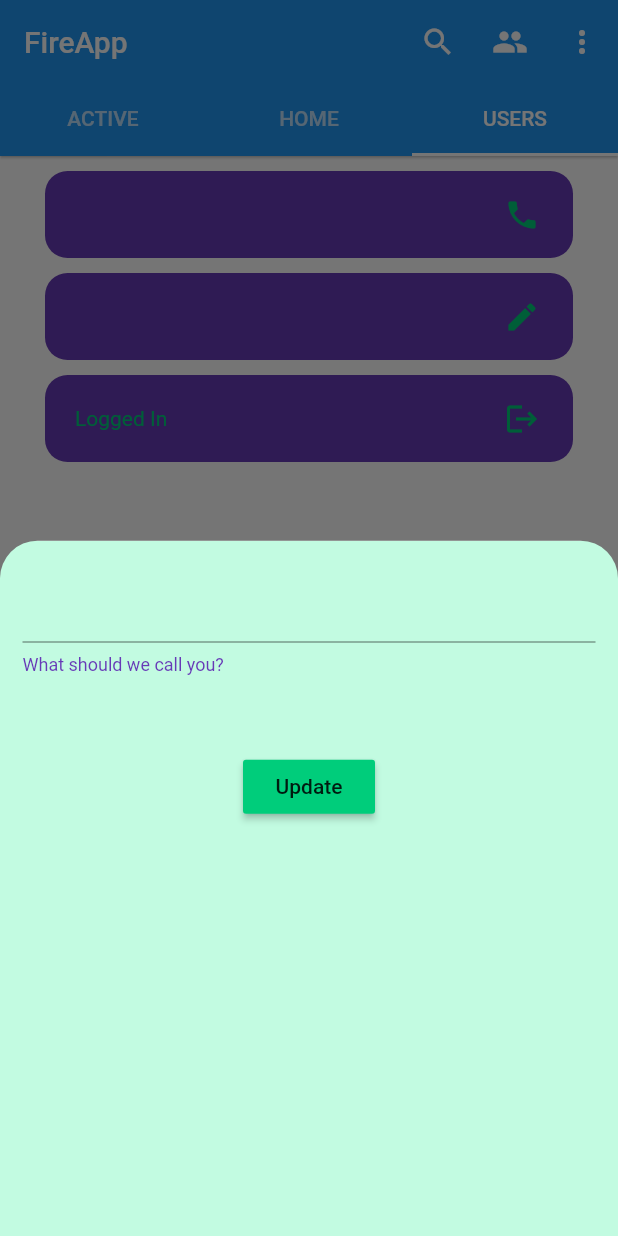
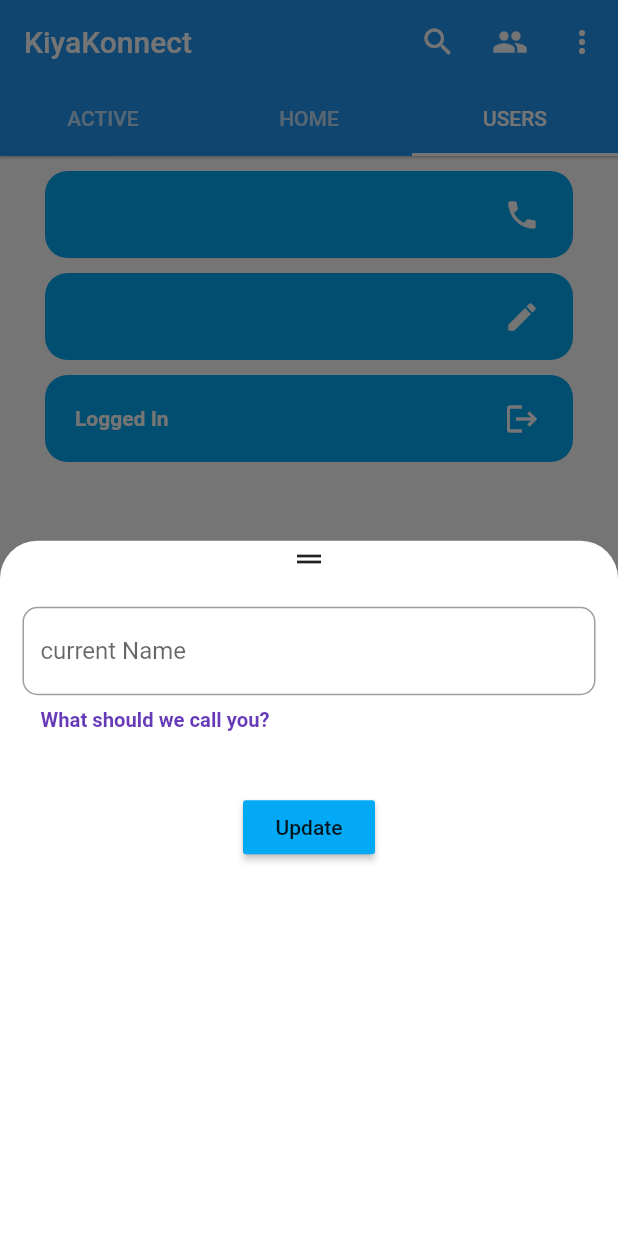
Before and after one commit to captainrogers69/FireApp, a Flutter app: the screen it shows once a user with an empty profile is signed in, tab 3 chosen, after a tap on the "edit" icon, on a phone screen of 412 x 824 dp. Run offline on Flutter 3.47's test engine with Material 2 defaults, Android fonts, the phone set to English and light mode, and no system bars; our stand-ins replace camera, cloud_firestore, firebase_auth, firebase_core, flutter_hooks, fluttertoast and 1 more; accounts and stored records are empty.

Commit message:
available groups done

```diff
--- a/lib/group_chats/group_chat_room.dart
+++ b/lib/group_chats/group_chat_room.dart
@@ -4,9 +4,9 @@ import 'package:flutter/material.dart';
 import 'package:flutterwhatsapp/group_chats/group_info.dart';
 
 class GroupChatRoom extends StatelessWidget {
-  final String groupChatId, groupName;
+  final String groupChatId, groupName, message;
 
-  GroupChatRoom({@required this.groupName, @required this.groupChatId, Key key})
+  GroupChatRoom({@required this.groupName, @required this.groupChatId, @required this.message, Key key})
       : super(key: key);
 
   final TextEditingController _message = TextEditingController();
@@ -61,7 +61,7 @@ class GroupChatRoom extends StatelessWidget {
       ),
       body: SingleChildScrollView(
         child: Column(
-          children: [
+          children: [ Text(message),
             Container(
               height: size.height / 1.27,
               width: size.width,
--- a/lib/pages/user.dart
+++ b/lib/pages/user.dart
@@ -23,7 +23,7 @@ class UserScreen extends HookWidget {
               actionWidget: IconButton(
                 icon: Icon(
                   Icons.phone,
-                  color: Color(0xff00cd7b),
+                  color: Colors.white,
                 ),
                 onPressed: () {},
               ),
@@ -33,7 +33,7 @@ class UserScreen extends HookWidget {
               actionWidget: IconButton(
                 icon: Icon(
                   Icons.edit,
-                  color: Color(0xff00cd7b),
+                  color: Colors.white,
                 ),
                 onPressed: () {
                   showModalBottomSheet(
@@ -55,7 +55,7 @@ class UserScreen extends HookWidget {
               actionWidget: IconButton(
                 icon: Icon(
                   Icons.logout,
-                  color: Color(0xff00cd7b),
+                  color: Colors.white,
                 ),
                 onPressed: () {
                   showDialog(
--- a/lib/whatsapp_home.dart
+++ b/lib/whatsapp_home.dart
@@ -18,7 +18,7 @@ class WhatsAppHome extends HookWidget {
       child: Scaffold(
         appBar: AppBar(
           backgroundColor: Colors.blue,
-          title: Text("FireApp"),
+          title: Text("KiyaKonnect"),
           automaticallyImplyLeading: false,
           elevation: 0.7,
           bottom: TabBar(
--- a/lib/widgets/user_edit_bottom_sheet.dart
+++ b/lib/widgets/user_edit_bottom_sheet.dart
@@ -10,32 +10,45 @@ class UserEditBottomSheet extends HookWidget {
   Widget build(BuildContext context) {
     Size size = MediaQuery.of(context).size;
     final _usernameController = useTextEditingController();
-    return Container(
+    return GestureDetector(
+      onTap: () {
+        FocusScope.of(context).unfocus();
+      },
+      child: Container(
         width: size.width,
         height: size.height / 1.5,
         decoration: BoxDecoration(
-        color: Color(0xffc2fbe1),
+          color: Colors.white,
         ),
         child: Column(
           children: [
+            Icon(
+              Icons.drag_handle,
+            ),
             Padding(
               padding: EdgeInsets.symmetric(horizontal: 15, vertical: 20),
               child: Container(
                 child: TextField(
                   controller: _usernameController,
                   decoration: InputDecoration(
+                    hintText: "current Name",
                     helperText: 'What should we call you?',
                     helperStyle: TextStyle(
                       color: Colors.deepPurple,
+                      fontWeight: FontWeight.bold,
+                      fontSize: 13.5,
+                    ),
+                    border: OutlineInputBorder(
+                      borderRadius: BorderRadius.circular(10),
                     ),
                   ),
                 ),
               ),
             ),
             Padding(
-            padding: EdgeInsets.all(30),
+              padding: EdgeInsets.all(20),
               child: MaterialButton(
-              color: Color(0xff00cd7b),
+                color: Colors.lightBlue,
                 child: Text("Update"),
                 onPressed: () async {
                   await context
@@ -49,6 +62,7 @@ class UserEditBottomSheet extends HookWidget {
             )
           ],
         ),
+      ),
     );
   }
 }
--- a/lib/widgets/user_page_widget.dart
+++ b/lib/widgets/user_page_widget.dart
@@ -12,13 +12,16 @@ class UserPageWidget extends StatelessWidget {
     Size size = MediaQuery.of(context).size;
     return Container(
       width: size.width,
-      margin: EdgeInsets.symmetric(horizontal: 30, vertical: 5),
+      margin: EdgeInsets.symmetric(
+        horizontal: 30,
+        vertical: 5,
+      ),
       padding: EdgeInsets.symmetric(
         horizontal: 10,
         vertical: 5,
       ),
       decoration: BoxDecoration(
-        color: Colors.deepPurple,
+        color: Colors.lightBlue,
         borderRadius: BorderRadius.circular(15),
       ),
       child: Row(
@@ -30,7 +33,10 @@ class UserPageWidget extends StatelessWidget {
             ),
             child: Text(
               text,
-              style: TextStyle(color: Color(0xff00cd7b)),
+              style: TextStyle(
+                color: Colors.white,
+                fontWeight: FontWeight.bold,
+              ),
             ),
           ),
           actionWidget,
```
Also changed, not shown: lib/group_chats/create group/create_group.dart (+19 -17 lines), lib/group_chats/groupchat_screen.dart (+47 -31 lines), lib/pages/home_screen.dart (+13 -10 lines). Lines whose indentation alone changed are shown as unchanged.
